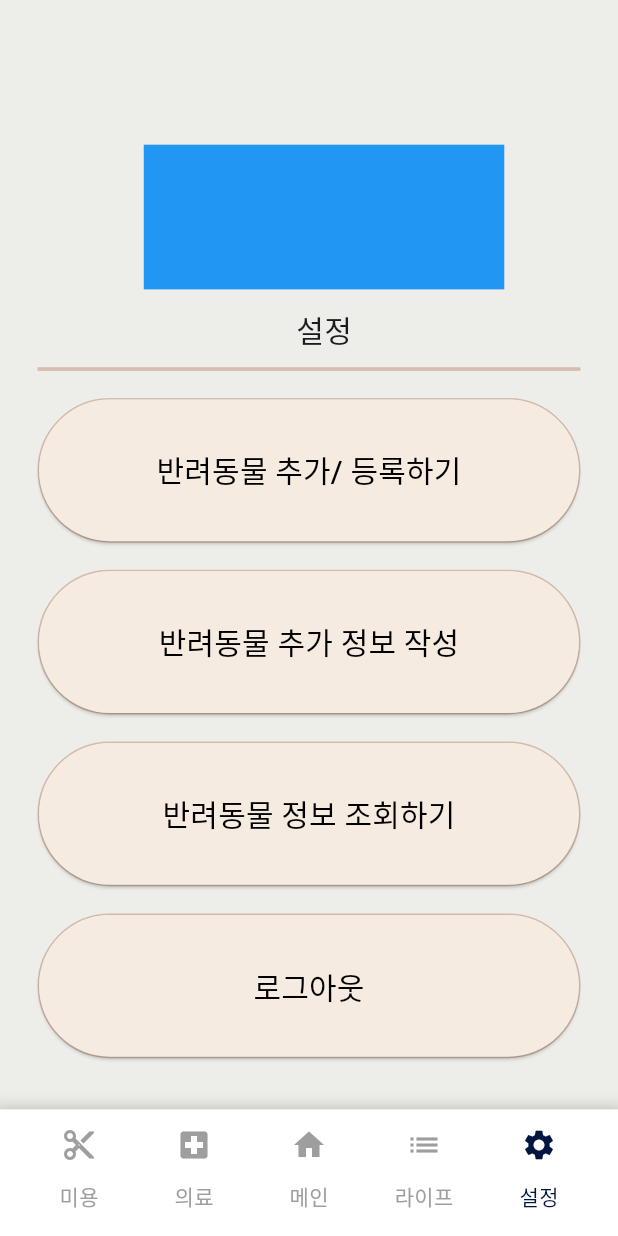
After one commit to chohuison/pettopia-front, a Flutter app: the screen it shows after launch, item 5 of the bottom bar chosen, on a phone screen of 412 x 824 dp. The commit adds this screen. Run offline on Flutter 3.47's test engine with Material 3 defaults, Android fonts, the phone set to English and light mode, and no system bars; our stand-ins replace flutter_screenutil, table_calendar.

Commit message:
feat/settingMain

```diff
--- a/pettopia_front/lib/Menu/CustomBottomNavigatorBar.dart
+++ b/pettopia_front/lib/Menu/CustomBottomNavigatorBar.dart
@@ -2,6 +2,7 @@ import 'package:flutter/material.dart';
 import 'package:flutter_screenutil/flutter_screenutil.dart';
 import 'package:pettopia_front/hospital/page/hospitalSearch.dart';
 import 'package:pettopia_front/main.dart';
+import 'package:pettopia_front/setting/page/settingMain.dart';
 
 class CustomBottomNavigatorBar extends StatefulWidget {
   final int page;
@@ -63,7 +64,12 @@ class _CustomBottomNavigatorBarState extends State<CustomBottomNavigatorBar> {
 
                 );
       }
-
+    else if(pageIndex==4){
+      Navigator.push(
+        context,
+        MaterialPageRoute(builder: (context) => SettingMain()),
+      );
+    }
       },
       icon: Icon(icon),
       color: widget.page == pageIndex ? Color.fromARGB(255, 0, 22, 64) : Colors.grey,
--- /dev/null
+++ b/pettopia_front/lib/setting/page/settingMain.dart
@@ -0,0 +1,89 @@
+import 'package:flutter/material.dart';
+import 'package:flutter/services.dart';
+import 'package:flutter_screenutil/flutter_screenutil.dart';
+import 'package:pettopia_front/Menu/CustomBottomNavigatorBar.dart';
+import 'package:pettopia_front/hospital/widget/hospitalList.dart';
+import 'package:pettopia_front/hospital/widget/hospitalValue.dart';
+import 'package:pettopia_front/hospital/widget/hospitalAppbar.dart';
+import 'package:pettopia_front/hospital/widget/regionSelectBox.dart';
+
+class SettingMain extends StatefulWidget {
+  const SettingMain({Key? key}) : super(key: key);
+
+  @override
+  _SettingMainhState createState() => _SettingMainhState();
+}
+
+class _SettingMainhState extends State<SettingMain> {
+  @override
+  Widget build(BuildContext context) {
+    return ScreenUtilInit(
+      designSize: const Size(411.4, 683.4),
+      child: MaterialApp(
+        title: "hospitalSearch",
+        builder: (context, child) {
+          return MediaQuery(
+            data: MediaQuery.of(context).copyWith(textScaleFactor: 1.0),
+            child: child!,
+          );
+        },
+        home: Scaffold(
+          resizeToAvoidBottomInset: false,
+          backgroundColor: Color.fromRGBO(237, 237, 233, 1.0),
+          body: Column(
+            children: <Widget>[
+              //여기 나중에 펫토피아 글씨 로고 넣기
+              Container(
+                  margin: EdgeInsets.only(left: 20.w, top: 80.h),
+                  width: 240.w,
+                  height: 80.h,
+                  color: Colors.blue),
+              Container(
+                  margin: EdgeInsets.only(left: 20.w, top: 10.h),
+                  child: Text("설정", style: TextStyle(fontSize: 20.sp))),
+              Container(
+                margin: EdgeInsets.only(
+                    left: 25.w, right: 25.w, top: 9.h, bottom: 15.h),
+                height: 2.h,
+                color: Color(0xFFD5BDAF),
+              ),
+              _buildContainer("반려동물 추가/ 등록하기"),
+              _buildContainer("반려동물 추가 정보 작성"),
+              _buildContainer("반려동물 정보 조회하기"),
+              _buildContainer("로그아웃"),
+            ],
+          ),
+          bottomNavigationBar: CustomBottomNavigatorBar(page: 4),
+        ),
+      ),
+    );
+  }
+}
+
+Widget _buildContainer(String name) {
+  return Container(
+    margin: EdgeInsets.only(left: 25.w, right: 25.w, bottom: 15.h),
+    width: 500.w,
+    height: 80.h,
+    decoration: BoxDecoration(
+      color: Color(0xFFF5EBE0),
+      border: Border.all(
+        color: Color(0xFFD5BDAF),
+        width: 1.0,
+      ),
+      borderRadius: BorderRadius.circular(50.0),
+    ),
+    child: ElevatedButton(
+      onPressed: () {},
+      style: ButtonStyle(
+        backgroundColor: MaterialStateProperty.all<Color>(Color(0xFFF5EBE0)),
+      ),
+      child: Center(
+        child: Text(
+          name,
+          style: TextStyle(fontSize: 20.sp, color: Colors.black),
+        ),
+      ),
+    ),
+  );
+}
```
